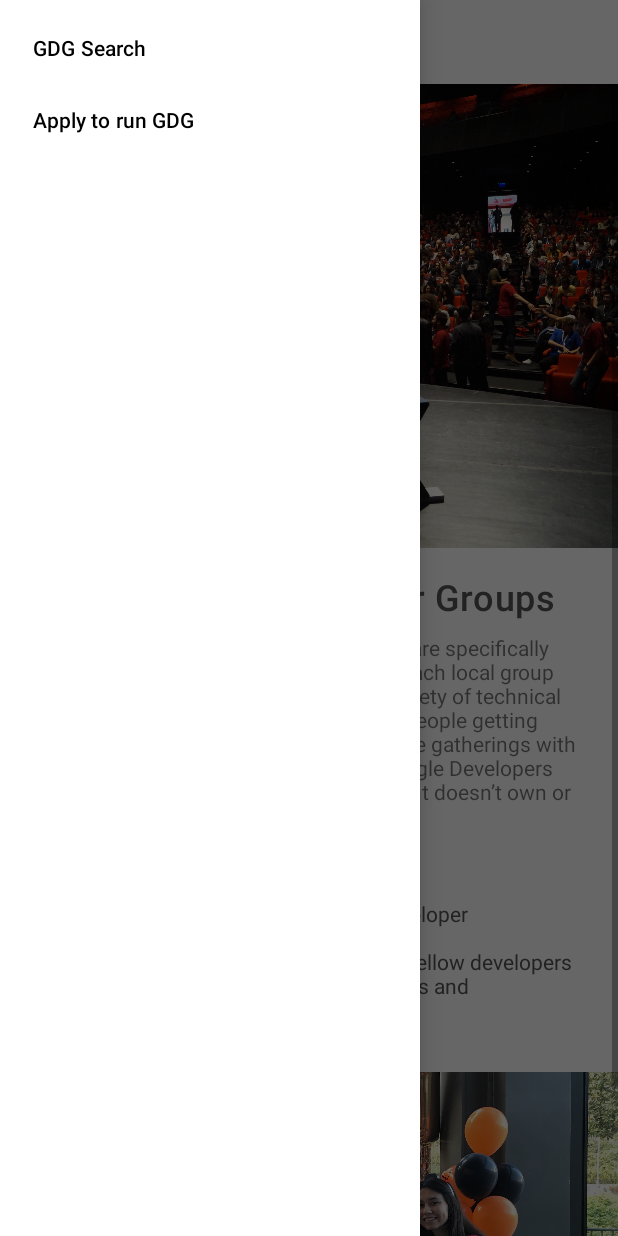
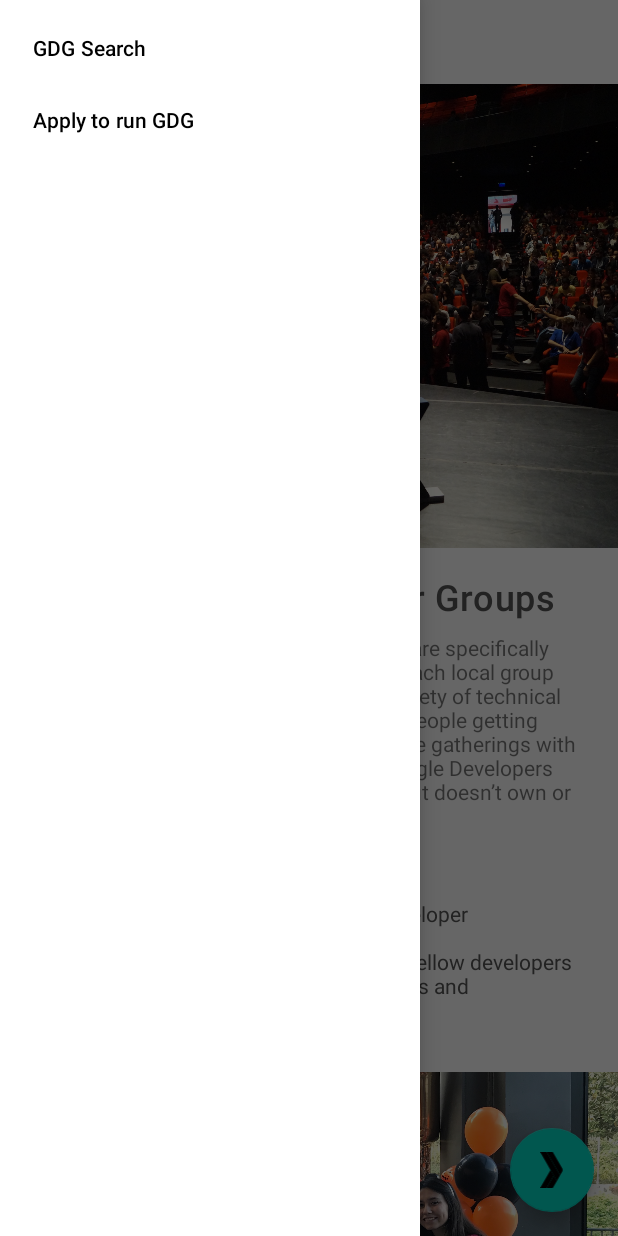
Before and after one commit to fabiohxcx/gdg-finder, an Android app: the screen it shows after launch (MainActivity), with the side drawer open, on a phone screen of 412 x 824 dp. Run offline under Robolectric (Android 15) with nearby library versions, the phone set to English and light mode, and no system bars; our stand-ins replace data binding, navigation-ui; Roboto replaces fonts that are not available here.

Commit message:
Adding Floating action button

```diff
--- a/app/src/main/java/com/example/android/gdgfinder/home/HomeFragment.kt
+++ b/app/src/main/java/com/example/android/gdgfinder/home/HomeFragment.kt
@@ -5,8 +5,11 @@ import android.view.LayoutInflater
 import android.view.View
 import android.view.ViewGroup
 import androidx.fragment.app.Fragment
+import androidx.lifecycle.Observer
 import androidx.lifecycle.ViewModelProviders
+import androidx.navigation.findNavController
 import com.example.android.gdgfinder.R
+import com.example.android.gdgfinder.databinding.HomeFragmentBinding
 
 class HomeFragment : Fragment() {
 
@@ -20,9 +23,20 @@ class HomeFragment : Fragment() {
         inflater: LayoutInflater, container: ViewGroup?,
         savedInstanceState: Bundle?
     ): View? {
-        val view = inflater.inflate(R.layout.home_fragment, container, false)
+
+        val binding = HomeFragmentBinding.inflate(inflater)
         viewModel = ViewModelProviders.of(this).get(HomeViewModel::class.java)
+        binding.viewModel = viewModel
 
-        return view
+        viewModel.navigateToSearch.observe(viewLifecycleOwner,
+            Observer<Boolean> { shouldNavigate ->
+                if (shouldNavigate == true) {
+                    val navController = binding.root.findNavController()
+                    navController.navigate(R.id.action_homeFragment_to_gdgListFragment)
+                    viewModel.onNavigatedToSearch()
+                }
+            })
+
+        return binding.root
     }
 }
--- a/app/src/main/java/com/example/android/gdgfinder/home/HomeViewModel.kt
+++ b/app/src/main/java/com/example/android/gdgfinder/home/HomeViewModel.kt
@@ -5,6 +5,7 @@ import androidx.lifecycle.LiveData
 import androidx.lifecycle.MutableLiveData
 
 class HomeViewModel : ViewModel() {
+
     private val _navigateToSearch = MutableLiveData<Boolean>()
     val navigateToSearch: LiveData<Boolean>
         get() = _navigateToSearch
--- a/app/src/main/res/layout/home_fragment.xml
+++ b/app/src/main/res/layout/home_fragment.xml
@@ -1,7 +1,20 @@
 <?xml version="1.0" encoding="utf-8"?>
-<ScrollView xmlns:android="http://schemas.android.com/apk/res/android"
+<layout xmlns:android="http://schemas.android.com/apk/res/android"
     xmlns:app="http://schemas.android.com/apk/res-auto"
-    xmlns:tools="http://schemas.android.com/tools"
+    xmlns:tools="http://schemas.android.com/tools">
+
+    <data>
+
+        <variable
+            name="viewModel"
+            type="com.example.android.gdgfinder.home.HomeViewModel" />
+    </data>
+
+    <androidx.coordinatorlayout.widget.CoordinatorLayout
+        android:layout_width="match_parent"
+        android:layout_height="match_parent">
+
+        <androidx.core.widget.NestedScrollView
             android:layout_width="match_parent"
             android:layout_height="match_parent">
 
@@ -46,11 +59,11 @@
 
                 <TextView
                     android:id="@+id/subtitle"
+                    style="@style/TextAppearance.Subtitle"
                     android:layout_width="0dp"
                     android:layout_height="wrap_content"
                     android:layout_marginTop="13dp"
                     android:text="@string/gdgs_are"
-            style="@style/TextAppearance.Subtitle"
                     app:layout_constraintEnd_toStartOf="@id/end_grid"
                     app:layout_constraintStart_toEndOf="@id/start_grid"
                     app:layout_constraintTop_toBottomOf="@+id/intro_text" />
@@ -93,4 +106,15 @@
                     android:orientation="vertical"
                     app:layout_constraintGuide_end="16dp" />
             </androidx.constraintlayout.widget.ConstraintLayout>
-</ScrollView>
+        </androidx.core.widget.NestedScrollView>
+
+        <com.google.android.material.floatingactionbutton.FloatingActionButton
+            android:layout_width="wrap_content"
+            android:layout_height="wrap_content"
+            android:layout_gravity="end|bottom"
+            android:layout_margin="16dp"
+            android:onClick="@{() -> viewModel.onFabClicked()}"
+            app:srcCompat="@drawable/ic_gdg" />
+
+    </androidx.coordinatorlayout.widget.CoordinatorLayout>
+</layout>
```
Lines whose indentation alone changed are shown as unchanged.
